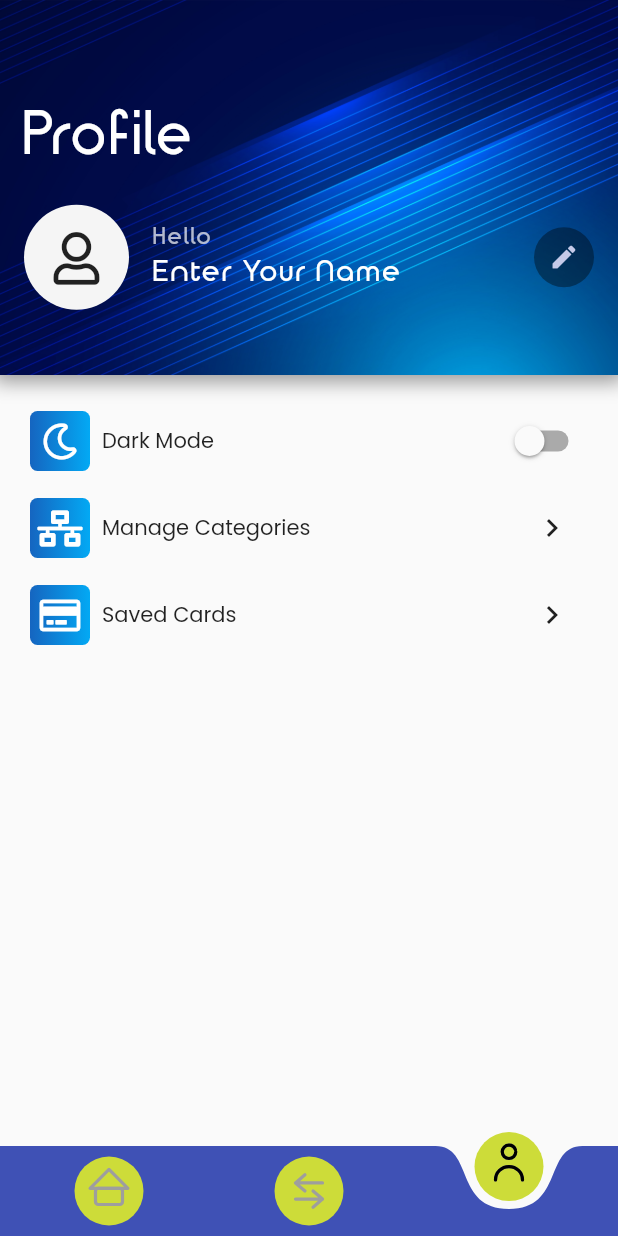
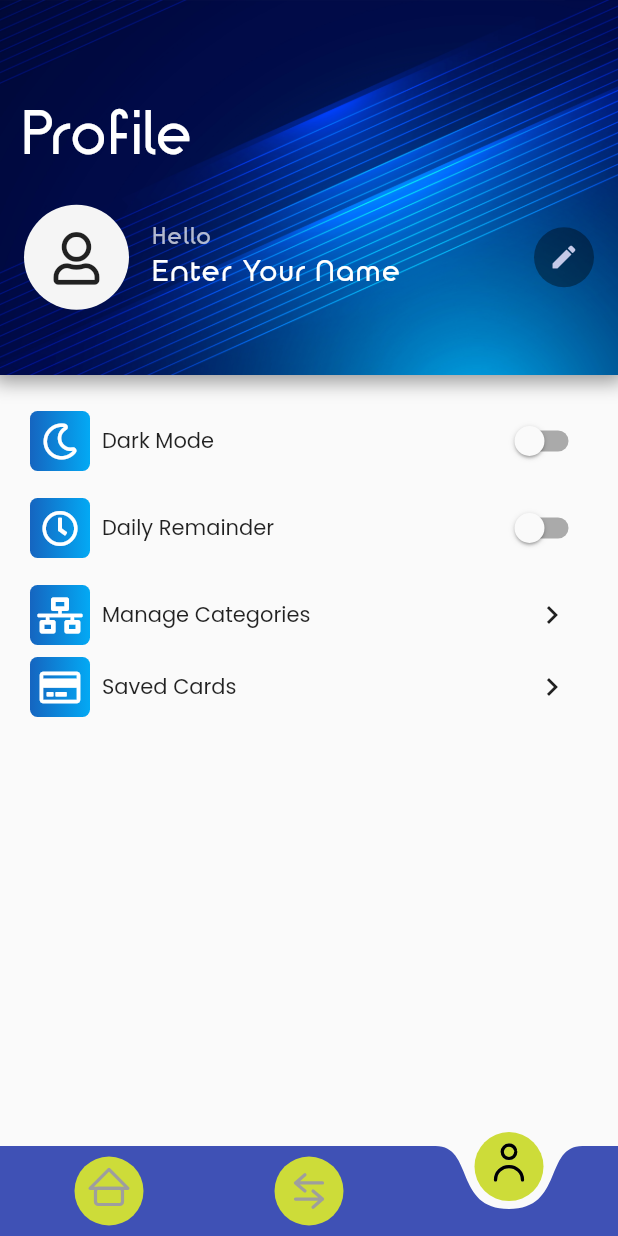
Before and after one commit to aman1210/FlutterExpenseTracker, a Flutter app: the screen it shows after launch, item 3 of the bottom bar chosen, on a phone screen of 412 x 824 dp. Run offline on Flutter 3.47's test engine with Material 2 defaults, Android fonts, the phone set to English and light mode, and no system bars; our stand-ins replace flutter_local_notifications, font_awesome_flutter, image_picker, lottie, shared_preferences, sqflite and 1 more; missing offline and left inert: credit_card_slider, firebase_admob; accounts and stored records are empty.

Commit message:
working on remainder feature

```diff
--- a/lib/screens/homepage.dart
+++ b/lib/screens/homepage.dart
@@ -1,11 +1,10 @@
-import 'package:expenseTracker/screens/profilePage.dart';
 import 'package:flutter/material.dart';
-import 'package:provider/provider.dart';
 
 import 'package:expenseTracker/screens/home.dart';
-import 'package:expenseTracker/Provider/transactionProvider.dart';
 import 'package:expenseTracker/screens/statsPage.dart';
+import 'package:expenseTracker/screens/profilePage.dart';
 import 'package:expenseTracker/widgets/fluidNavBar/fluid_nav_bar.dart';
+import 'package:flutter_local_notifications/flutter_local_notifications.dart';
 
 class MyHomePage extends StatefulWidget {
   @override
@@ -14,6 +13,19 @@ class MyHomePage extends StatefulWidget {
 
 class _MyHomePageState extends State<MyHomePage> {
   var _currentIndex = 0;
+  FlutterLocalNotificationsPlugin flutterLocalNotificationPlugin;
+
+  @override
+  void initState() {
+    super.initState();
+    // var initializationSettingsAndroid =
+    //     new AndroidInitializationSettings('app_icon');
+    // var initializationSettingsIos = new IOSInitializationSettings();
+    // var initializationSettings = InitializationSettings(
+    //     android: initializationSettingsAndroid, iOS: initializationSettingsIos);
+    // flutterLocalNotificationPlugin = FlutterLocalNotificationsPlugin();
+    // flutterLocalNotificationPlugin.initialize(initializationSettings,onSelectNotification: onSelectNotification);
+  }
 
   @override
   Widget build(BuildContext context) {
--- a/lib/screens/profilePage.dart
+++ b/lib/screens/profilePage.dart
@@ -1,4 +1,5 @@
 import 'package:expenseTracker/Provider/ad_service.dart';
+import 'package:expenseTracker/widgets/profilePage/remainderSwitch.dart';
 import 'package:firebase_admob/firebase_admob.dart';
 import 'package:flutter/material.dart';
 import 'package:font_awesome_flutter/font_awesome_flutter.dart';
@@ -15,10 +16,10 @@ class ProfilePage extends StatefulWidget {
 class _ProfilePageState extends State<ProfilePage> {
   @override
   void initState() {
-    FirebaseAdMob.instance.initialize(
-      appId: BannerAd.testAdUnitId,
-    );
-    AdMobService.showBannerAd();
+    // FirebaseAdMob.instance.initialize(
+    //   appId: BannerAd.testAdUnitId,
+    // );
+    // AdMobService.showBannerAd();
     super.initState();
   }
 
@@ -37,8 +38,9 @@ class _ProfilePageState extends State<ProfilePage> {
             height: 20,
           ),
           DarkModeSwitch(),
+          RemainderSwitch(),
           Container(
-            margin: const EdgeInsets.symmetric(horizontal: 20, vertical: 10),
+            margin: const EdgeInsets.symmetric(horizontal: 20),
             child: Row(
               mainAxisAlignment: MainAxisAlignment.spaceBetween,
               children: [
--- a/lib/widgets/home/transactions.dart
+++ b/lib/widgets/home/transactions.dart
@@ -80,27 +80,16 @@ class _TransactionsState extends State<Transactions> {
         ),
         if (transaction.length == 0)
           Container(
-            height: 200,
-            child: Center(
+            height: 300,
             child: Column(
               mainAxisAlignment: MainAxisAlignment.center,
+              crossAxisAlignment: CrossAxisAlignment.center,
               children: [
                 Image.asset(
                   'assets/images/noData.png',
                   height: 150,
                 ),
-                  Text(
-                    'No Transactions',
-                    textAlign: TextAlign.center,
-                    style: TextStyle(
-                      fontSize: 16,
-                      fontFamily: 'TimeBurner',
-                      fontWeight: FontWeight.bold,
-                      letterSpacing: 1,
-                    ),
-                  ),
               ],
-              ),
             ),
           ),
         if (transaction.length > 0)
--- /dev/null
+++ b/lib/widgets/profilePage/remainderSwitch.dart
@@ -0,0 +1,101 @@
+import 'package:flutter/material.dart';
+import 'package:flutter_local_notifications/flutter_local_notifications.dart';
+import 'package:font_awesome_flutter/font_awesome_flutter.dart';
+
+class RemainderSwitch extends StatefulWidget {
+  @override
+  _RemainderSwitchState createState() => _RemainderSwitchState();
+}
+
+class _RemainderSwitchState extends State<RemainderSwitch> {
+  bool val = false;
+  TimeOfDay time = TimeOfDay.now();
+
+  switchMode(bool value) {
+    setState(() {
+      val = value;
+    });
+  }
+
+  @override
+  Widget build(BuildContext context) {
+    return Container(
+      margin: const EdgeInsets.symmetric(horizontal: 20, vertical: 10),
+      child: Column(
+        children: [
+          Row(
+            children: [
+              Container(
+                height: 40,
+                width: 40,
+                child: Icon(
+                  FontAwesomeIcons.clock,
+                  color: Colors.white,
+                ),
+                decoration: BoxDecoration(
+                    gradient: LinearGradient(
+                      begin: Alignment.centerRight,
+                      end: Alignment.centerLeft,
+                      colors: [Colors.lightBlue, Colors.blue[800]],
+                      // stops: [0.4, 0.9],
+                    ),
+                    borderRadius: BorderRadius.circular(5)),
+              ),
+              Expanded(
+                child: Padding(
+                  padding: const EdgeInsets.all(8.0),
+                  child: Text('Daily Remainder'),
+                ),
+              ),
+              Switch(
+                value: val,
+                onChanged: (val) {
+                  switchMode(val);
+                },
+              ),
+            ],
+          ),
+          if (val == true)
+            Row(
+              children: [
+                Expanded(
+                  child: Padding(
+                    padding: const EdgeInsets.all(8.0),
+                    child: Text('Send remainder at:'),
+                  ),
+                ),
+                GestureDetector(
+                  onTap: () async {
+                    var newTime = await showTimePicker(
+                        context: context, initialTime: TimeOfDay.now());
+                    if (newTime != null) {
+                      setState(() {
+                        time = newTime;
+                      });
+                    }
+                  },
+                  child: Container(
+                    padding: const EdgeInsets.symmetric(
+                        horizontal: 8.0, vertical: 4.0),
+                    decoration: BoxDecoration(
+                      border: Border(
+                        bottom: BorderSide(
+                            color: Theme.of(context).accentColor, width: 2),
+                      ),
+                    ),
+                    child: Text(
+                      '${time.hour} : ${time.minute}',
+                      style: TextStyle(
+                          fontSize: 18,
+                          fontWeight: FontWeight.bold,
+                          fontFamily: 'TimeBurner'),
+                    ),
+                  ),
+                )
+              ],
+            ),
+        ],
+      ),
+    );
+  }
+}
--- a/lib/widgets/statsPage/pieChartController.dart
+++ b/lib/widgets/statsPage/pieChartController.dart
@@ -35,7 +35,7 @@ class PIE extends StatelessWidget {
               expenselist.length == 0
                   ? Image.asset(
                       'assets/images/noData.png',
-                      width: size.width - 100,
+                      width: size.width - 150,
                     )
                   : Expanded(
                       child: PieChart(
--- a/pubspec.yaml
+++ b/pubspec.yaml
@@ -15,7 +15,7 @@ publish_to: 'none' # Remove this line if you wish to publish to pub.dev
 # In iOS, build-name is used as CFBundleShortVersionString while build-number used as CFBundleVersion.
 # Read more about iOS versioning at
 # https://developer.apple.com/library/archive/documentation/General/Reference/InfoPlistKeyReference/Articles/CoreFoundationKeys.html
-version: 1.1.0+5
+version: 1.1.1+6
 
 environment:
   sdk: ">=2.7.0 <3.0.0"
@@ -34,6 +34,8 @@ dependencies:
   image_picker: ^0.6.7+12
   credit_card_slider: ^1.0.1
   shared_preferences: ^0.5.12+2
+  flutter_local_notifications: ^3.0.1+3
+  timezone: ^0.5.9
 
   # The following adds the Cupertino Icons font to your application.
   # Use with the CupertinoIcons class for iOS style icons.
```
Also changed, not shown: pubspec.lock. Lines whose indentation alone changed are shown as unchanged.
